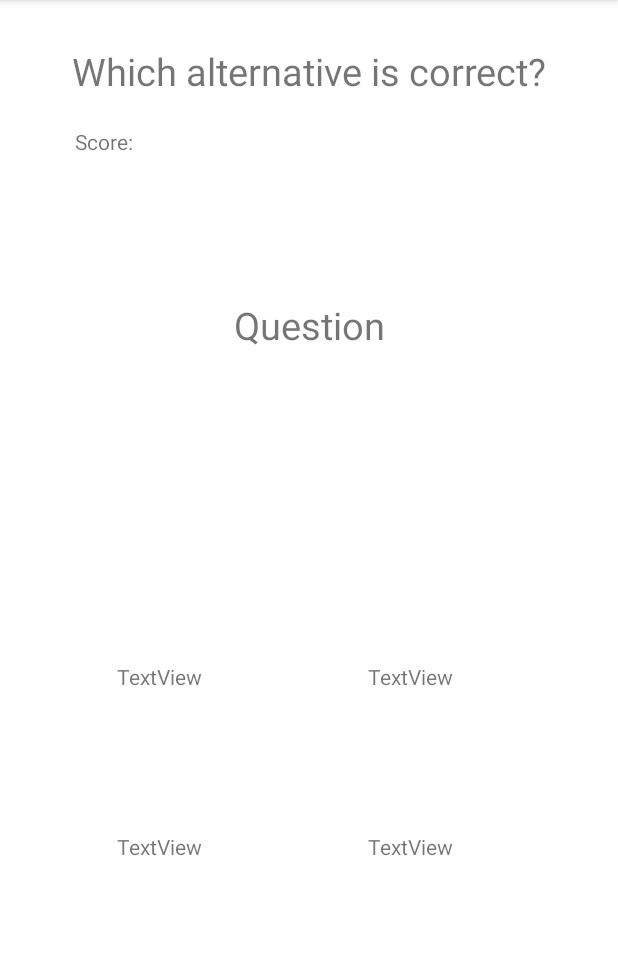
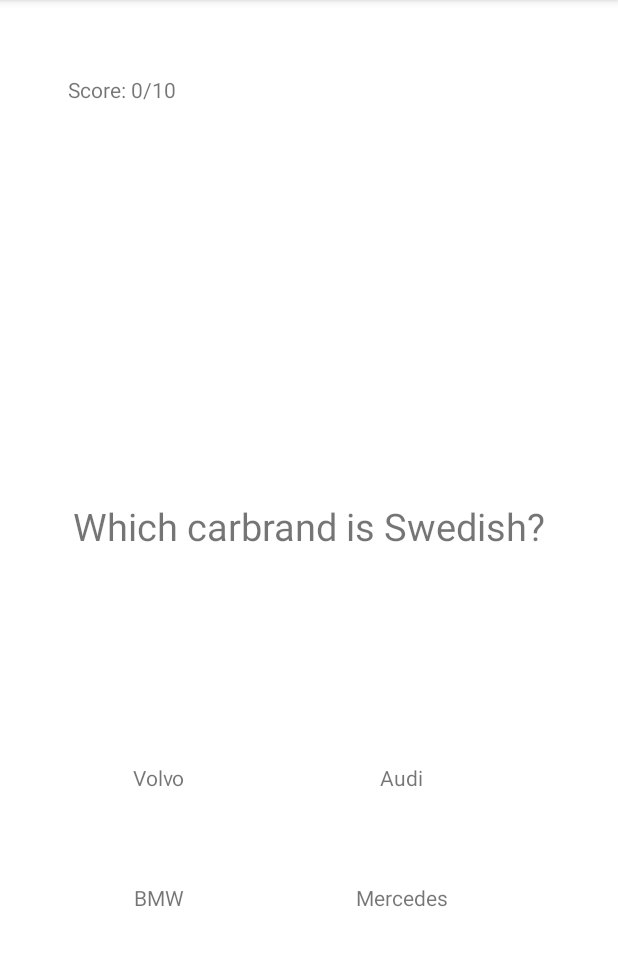
Before and after one commit to SkyMalcolm/QuizApp, an Android app: the playQuiz screen opened directly, with no data from a screen before it, on a phone screen of 412 x 824 dp, the part 84-1050 px from its top. Run offline under Robolectric (Android 15) with nearby library versions, the phone set to English and light mode, and no system bars.

Commit message:
fixed questions

```diff
--- /dev/null
+++ b/app/src/main/java/com/example/quizapp/Konstanter.kt
@@ -0,0 +1,61 @@
+package com.example.quizapp
+
+object Konstanter {
+
+    fun getQuestions(): ArrayList<Questions> {
+        val QuestionsList = ArrayList<Questions>()
+
+
+        val question1 = Questions(
+            1,
+            "Which carbrand is Swedish?",
+            "Volvo",
+            "BMW",
+            "Audi",
+            "Mercedes",
+            1
+        )
+
+        QuestionsList.add(question1)
+
+        val question2 = Questions(
+            2,
+            "What year did World War II end?",
+            "1939",
+            "1946",
+            "1945",
+            "1940",
+            3
+        )
+
+        QuestionsList.add(question2)
+
+        val question3 = Questions(
+            3,
+            "In which city is KTH?",
+            "Gothenburg",
+            "Uppsala",
+            "Malmö",
+            "Stockholm",
+            4
+        )
+
+        QuestionsList.add(question3)
+
+        val question4 = Questions(
+            4,
+            "How many teeth does a normal human have?",
+            "32",
+            "42",
+            "26",
+            "50",
+            1
+        )
+
+        QuestionsList.add(question4)
+
+        return QuestionsList
+
+
+    }
+}
--- /dev/null
+++ b/app/src/main/java/com/example/quizapp/Questions.kt
@@ -0,0 +1,13 @@
+package com.example.quizapp
+
+data class Questions (
+
+
+    val id: Int,
+    val question: String,
+    val optionOne: String,
+    val optionTwo: String,
+    val optionThree: String,
+    val optionFour: String,
+    val correctAnswer: Int,
+)
--- a/app/src/main/java/com/example/quizapp/playQuiz.kt
+++ b/app/src/main/java/com/example/quizapp/playQuiz.kt
@@ -2,12 +2,39 @@
 
 import androidx.appcompat.app.AppCompatActivity
 import android.os.Bundle
+import android.util.Log
+import android.widget.TextView
 
 class playQuiz : AppCompatActivity() {
     override fun onCreate(savedInstanceState: Bundle?) {
         super.onCreate(savedInstanceState)
         setContentView(R.layout.activity_play_quiz)
 
+       lateinit var questionAsked : TextView
+       lateinit var answer1 : TextView
+       lateinit var answer2 : TextView
+       lateinit var answer3 : TextView
+       lateinit var answer4 : TextView
+
+        questionAsked = findViewById(R.id.questionAsked)
+        answer1 = findViewById(R.id.answer1)
+        answer2 = findViewById(R.id.answer2)
+        answer3 = findViewById(R.id.answer3)
+        answer4 = findViewById(R.id.answer4)
+
+        val questionsList = Konstanter.getQuestions()
+        Log.d("Questions size", "${questionsList.size}")
+
+        val currentPosition = 1
+        val question: Questions? = questionsList[currentPosition -1]
+
+       questionAsked.text = question!!.question
+
+        answer1.text = question.optionOne
+        answer2.text = question.optionTwo
+        answer3.text = question.optionThree
+        answer4.text = question.optionFour
+
 
     }
 }
--- a/app/src/main/res/layout/activity_play_quiz.xml
+++ b/app/src/main/res/layout/activity_play_quiz.xml
@@ -6,26 +6,18 @@
     android:layout_height="match_parent"
     tools:context=".playQuiz">
 
+
     <TextView
-        android:id="@+id/whichAlternative"
+        android:id="@+id/scoreCount"
         android:layout_width="wrap_content"
         android:layout_height="wrap_content"
-        android:layout_marginTop="30dp"
-        android:text="Which alternative is correct?"
-        android:textSize="25sp"
+        android:layout_marginTop="50dp"
+        android:layout_marginEnd="250dp"
+        android:text="Score: 0/10"
         app:layout_constraintEnd_toEndOf="parent"
         app:layout_constraintStart_toStartOf="parent"
-        app:layout_constraintTop_toTopOf="parent" />
-
-    <TextView
-        android:id="@+id/textView3"
-        android:layout_width="wrap_content"
-        android:layout_height="wrap_content"
-        android:layout_marginStart="50dp"
-        android:layout_marginTop="20dp"
-        android:text="Score:"
-        app:layout_constraintStart_toStartOf="parent"
-        app:layout_constraintTop_toBottomOf="@+id/whichAlternative" />
+        app:layout_constraintTop_toTopOf="parent"
+        android:progress="0"/>
 
     <TextView
         android:id="@+id/questionAsked"
@@ -36,8 +28,7 @@
         android:textSize="25sp"
         app:layout_constraintBottom_toBottomOf="parent"
         app:layout_constraintEnd_toEndOf="parent"
-        app:layout_constraintStart_toStartOf="parent"
-        app:layout_constraintTop_toBottomOf="@+id/whichAlternative" />
+        app:layout_constraintStart_toStartOf="parent"/>
 
     <TextView
         android:id="@+id/answer1"
```
